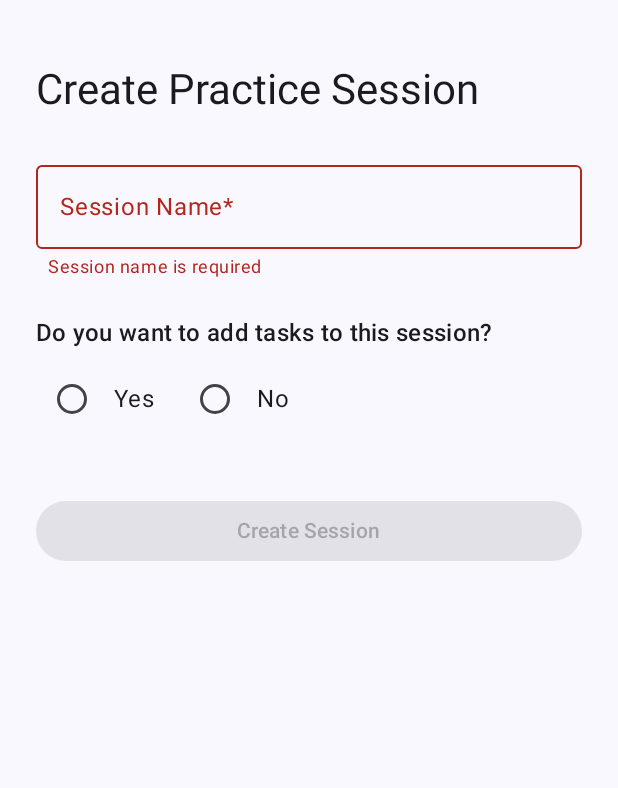
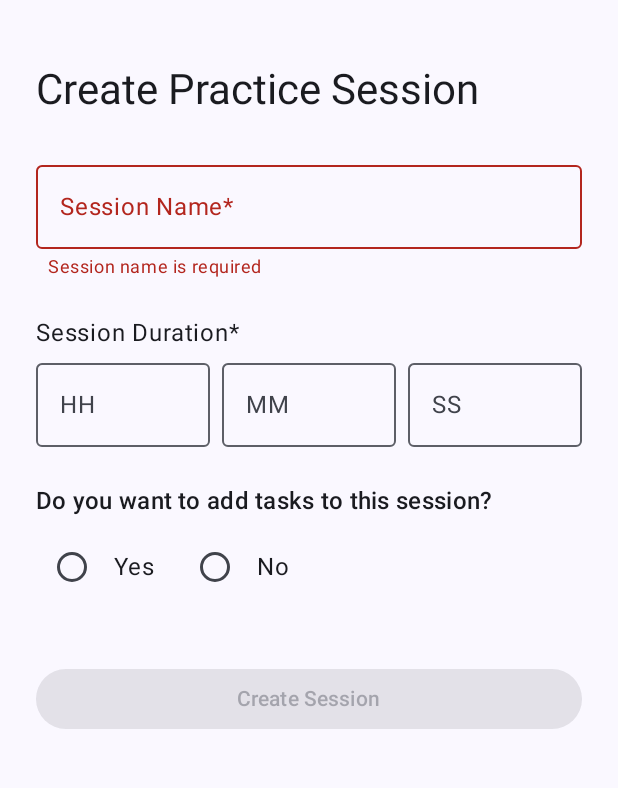
Before and after one commit to prateekkarna/ExamPracticeHelper, an Android app built with Jetpack Compose: the CreateSessionScreen screen opened through its navigation route, on a phone screen of 412 x 824 dp, the part 69-857 px from its top. Run offline under Robolectric (Android 15) with nearby library versions, the phone set to English and light mode, and no system bars; our stand-ins replace Dagger/Hilt's generated code, Room's generated code.

Commit message:
adding label for timers

```diff
--- a/app/src/main/java/com/example/exampractisehelper/ui/screens/createSession/CreateSessionScreen.kt
+++ b/app/src/main/java/com/example/exampractisehelper/ui/screens/createSession/CreateSessionScreen.kt
@@ -75,6 +75,48 @@ fun CreateSessionScreen(
             if (sessionName.isEmpty()) {
                 Text(
                     text = "Session name is required",
+                    color = MaterialTheme.colorScheme.error,
+                    style = MaterialTheme.typography.bodySmall,
+                    modifier = Modifier.padding(top = 4.dp, start = 8.dp)
+                )
+            }
+            Spacer(Modifier.height(24.dp))
+            // Session Duration is now always visible
+            Text("Session Duration" + if (addTasks == true) " (optional)" else "*")
+            Row(Modifier.fillMaxWidth(), verticalAlignment = Alignment.CenterVertically) {
+                OutlinedTextField(
+                    value = sessionHours,
+                    onValueChange = { sessionHours = it.filter { c -> c.isDigit() } },
+                    label = { Text("HH") },
+                    singleLine = true,
+                    modifier = Modifier.weight(1f),
+                    placeholder = null,
+                    isError = addTasks == false && sessionHours.isBlank() && sessionMinutes.isBlank() && sessionSeconds.isBlank()
+                )
+                Spacer(Modifier.width(8.dp))
+                OutlinedTextField(
+                    value = sessionMinutes,
+                    onValueChange = { sessionMinutes = it.filter { c -> c.isDigit() } },
+                    label = { Text("MM") },
+                    singleLine = true,
+                    modifier = Modifier.weight(1f),
+                    placeholder = null,
+                    isError = addTasks == false && sessionHours.isBlank() && sessionMinutes.isBlank() && sessionSeconds.isBlank()
+                )
+                Spacer(Modifier.width(8.dp))
+                OutlinedTextField(
+                    value = sessionSeconds,
+                    onValueChange = { sessionSeconds = it.filter { c -> c.isDigit() } },
+                    label = { Text("SS") },
+                    singleLine = true,
+                    modifier = Modifier.weight(1f),
+                    placeholder = null,
+                    isError = addTasks == false && sessionHours.isBlank() && sessionMinutes.isBlank() && sessionSeconds.isBlank()
+                )
+            }
+            if (addTasks == false && sessionHours.isBlank() && sessionMinutes.isBlank() && sessionSeconds.isBlank()) {
+                Text(
+                    text = "Session duration is required when no tasks are added",
                     color = MaterialTheme.colorScheme.error,
                     style = MaterialTheme.typography.bodySmall,
                     modifier = Modifier.padding(top = 4.dp, start = 8.dp)
@@ -328,11 +370,18 @@ fun CreateSessionScreen(
                     // Save session logic
                     // Compose PracticeSession, Task, Subtask objects from UI state
                     // For demonstration, only sessionName is used
+                    val totalDuration = if (
+                        sessionHours.isNotBlank() || sessionMinutes.isNotBlank() || sessionSeconds.isNotBlank()
+                    ) {
+                        (sessionHours.ifBlank { "0" }.toIntOrNull() ?: 0) * 3600 +
+                        (sessionMinutes.ifBlank { "0" }.toIntOrNull() ?: 0) * 60 +
+                        (sessionSeconds.ifBlank { "0" }.toIntOrNull() ?: 0)
+                    } else null
                     val session = com.example.exampractisehelper.data.entities.PracticeSession(
                         sessionId = 0,
                         name = sessionName,
                         isTimed = addTasks == false,
-                        totalDuration = if (addTasks == false) ((sessionHours.ifBlank { "0" }.toIntOrNull() ?: 0) * 3600 + (sessionMinutes.ifBlank { "0" }.toIntOrNull() ?: 0) * 60 + (sessionSeconds.ifBlank { "0" }.toIntOrNull() ?: 0)) else null
+                        totalDuration = totalDuration
                     )
                     val tasksWithSubtasks = tasks.map { (taskName, subtasks) ->
                         val task = com.example.exampractisehelper.data.entities.Task(
@@ -361,7 +410,7 @@ fun CreateSessionScreen(
                         }
                     )
                 },
-                enabled = sessionName.isNotEmpty() && addTasks != null,
+                enabled = sessionName.isNotEmpty() && addTasks != null && (addTasks == true || (sessionHours.isNotBlank() || sessionMinutes.isNotBlank() || sessionSeconds.isNotBlank())),
                 modifier = Modifier.fillMaxWidth()
             ) {
                 Text("Create Session")
--- a/app/src/main/java/com/example/exampractisehelper/ui/screens/createSession/components/AddSubtaskComponent.kt
+++ b/app/src/main/java/com/example/exampractisehelper/ui/screens/createSession/components/AddSubtaskComponent.kt
@@ -32,6 +32,8 @@ fun AddSubtaskComponent(
             )
         }
         Spacer(Modifier.height(8.dp))
+        // Subtask timer label
+        Text("Subtask Duration", style = MaterialTheme.typography.labelMedium)
         // Subtask timer row
         Row(Modifier.fillMaxWidth(), verticalAlignment = Alignment.CenterVertically) {
             OutlinedTextField(
```
Also changed, not shown: app/src/main/java/com/example/exampractisehelper/ui/screens/createSession/components/AddTaskComponent.kt (+5 -6 lines).
